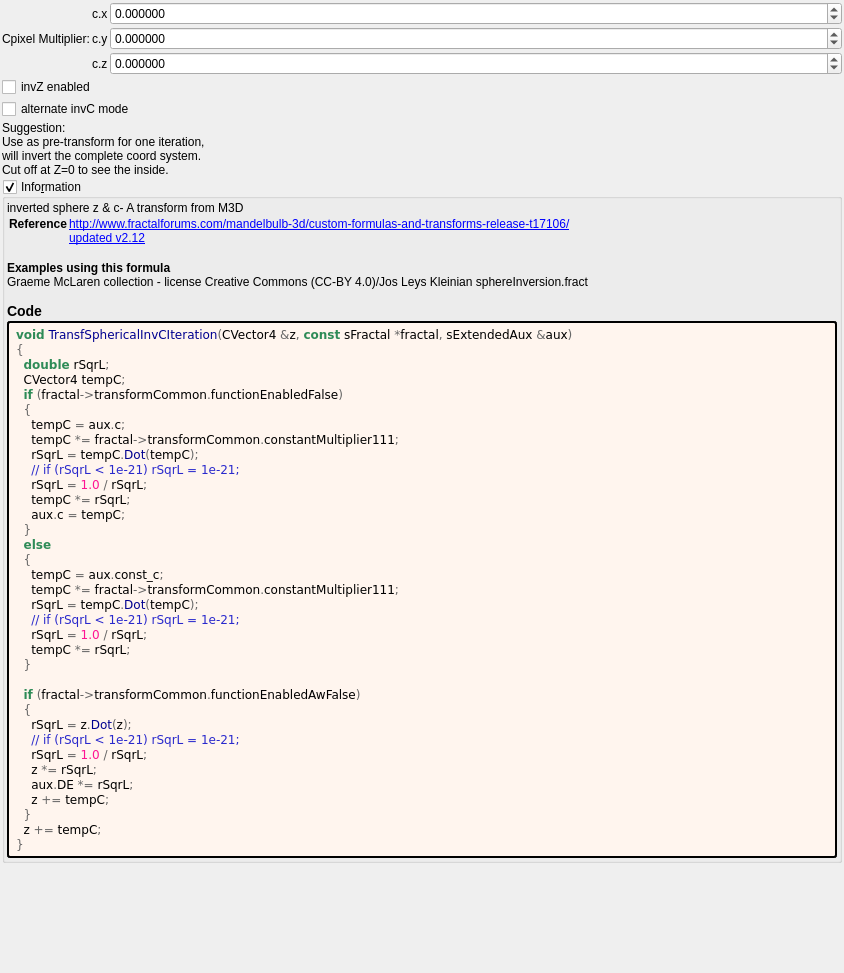
Qt form mandelbulber2/formula/ui/transf_spherical_inv_c.ui (buddhi1980/mandelbulber2) before a commit.
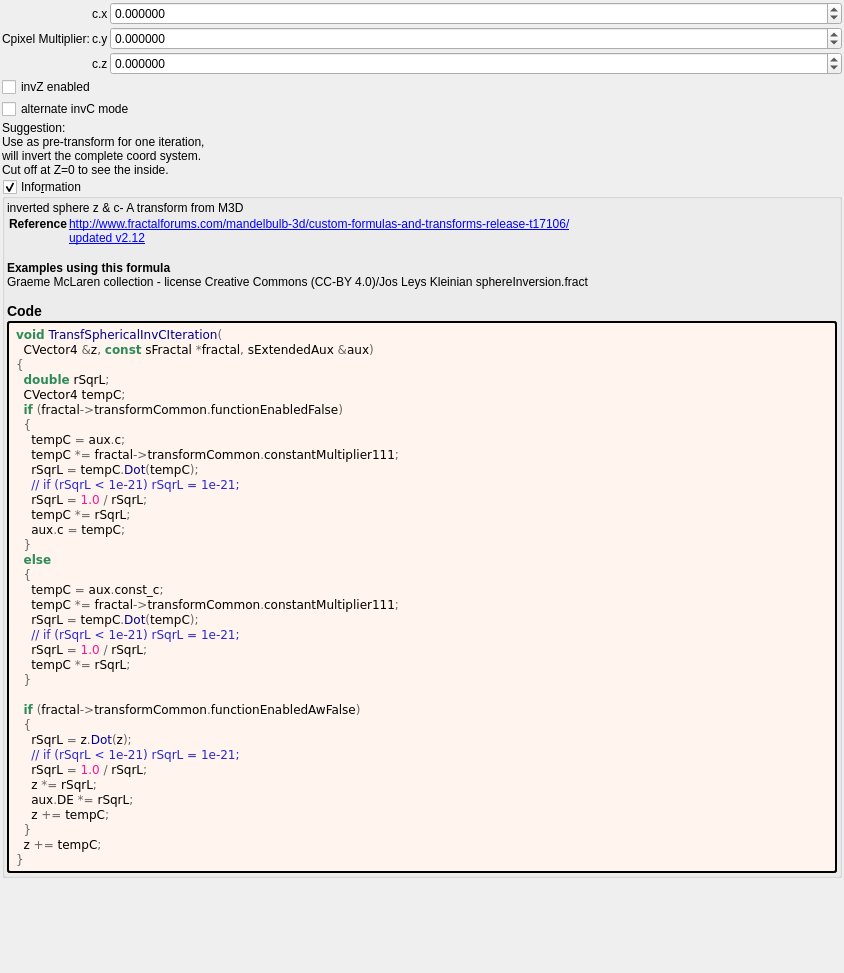
The same form after that commit. Custom widgets are drawn as their Qt base class.

The edit to the form file:
```diff
--- a/mandelbulber2/formula/ui/transf_spherical_inv_c.ui
+++ b/mandelbulber2/formula/ui/transf_spherical_inv_c.ui
@@ -230,7 +230,8 @@
         </property>
         <property name="text">
          <string notr="true">&lt;body style=&quot;background-color:#fff5ee&quot;&gt;
-&lt;pre style=&quot;color:#000000; background-color:#fff5ee;  font-family:'Courier New',monospace;&quot;&gt;&lt;span style=&quot;color:#2e8b57; font-weight:bold&quot;&gt;void&lt;/span&gt; &lt;span style=&quot;color:#00008f&quot;&gt;TransfSphericalInvCIteration&lt;/span&gt;&lt;span style=&quot;color:#676767&quot;&gt;(&lt;/span&gt;CVector4 &lt;span style=&quot;color:#676767&quot;&gt;&amp;amp;&lt;/span&gt;z&lt;span style=&quot;color:#676767&quot;&gt;,&lt;/span&gt; &lt;span style=&quot;color:#2e8b57; font-weight:bold&quot;&gt;const&lt;/span&gt; sFractal &lt;span style=&quot;color:#676767&quot;&gt;*&lt;/span&gt;fractal&lt;span style=&quot;color:#676767&quot;&gt;,&lt;/span&gt; sExtendedAux &lt;span style=&quot;color:#676767&quot;&gt;&amp;amp;&lt;/span&gt;aux&lt;span style=&quot;color:#676767&quot;&gt;)&lt;/span&gt;
+&lt;pre style=&quot;color:#000000; background-color:#fff5ee;  font-family:'Courier New',monospace;&quot;&gt;&lt;span style=&quot;color:#2e8b57; font-weight:bold&quot;&gt;void&lt;/span&gt; &lt;span style=&quot;color:#00008f&quot;&gt;TransfSphericalInvCIteration&lt;/span&gt;&lt;span style=&quot;color:#676767&quot;&gt;(&lt;/span&gt;
+  CVector4 &lt;span style=&quot;color:#676767&quot;&gt;&amp;amp;&lt;/span&gt;z&lt;span style=&quot;color:#676767&quot;&gt;,&lt;/span&gt; &lt;span style=&quot;color:#2e8b57; font-weight:bold&quot;&gt;const&lt;/span&gt; sFractal &lt;span style=&quot;color:#676767&quot;&gt;*&lt;/span&gt;fractal&lt;span style=&quot;color:#676767&quot;&gt;,&lt;/span&gt; sExtendedAux &lt;span style=&quot;color:#676767&quot;&gt;&amp;amp;&lt;/span&gt;aux&lt;span style=&quot;color:#676767&quot;&gt;)&lt;/span&gt;
 &lt;span style=&quot;color:#676767&quot;&gt;{&lt;/span&gt;
   &lt;span style=&quot;color:#2e8b57; font-weight:bold&quot;&gt;double&lt;/span&gt; rSqrL&lt;span style=&quot;color:#676767&quot;&gt;;&lt;/span&gt;
   CVector4 tempC&lt;span style=&quot;color:#676767&quot;&gt;;&lt;/span&gt;
```
